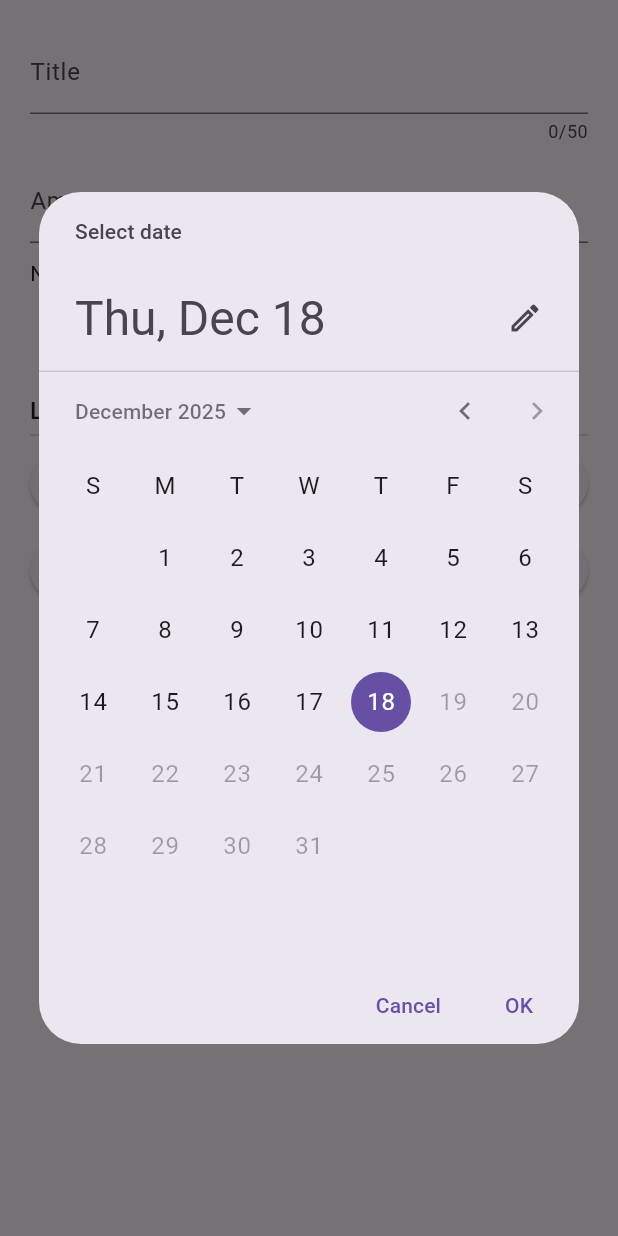
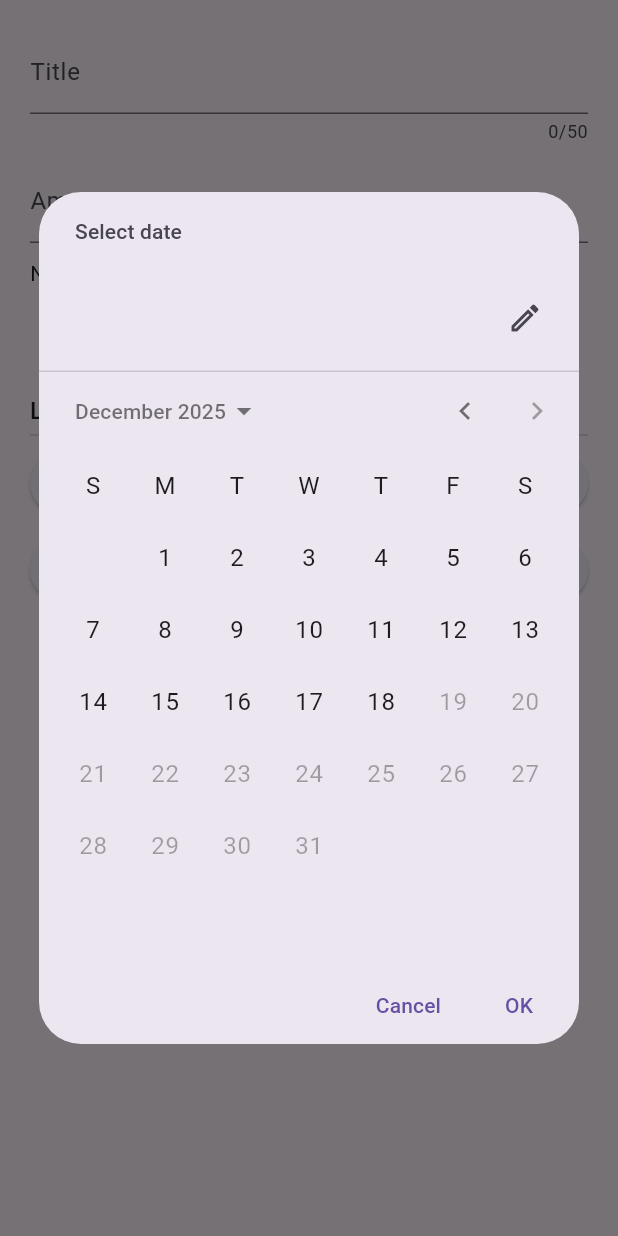
Before and after one commit to shinjikhun73/expense_app, a Flutter app: the ExpenseForm widget shown alone on an empty page, opened directly, after a tap on the "calendar month" icon, on a phone screen of 412 x 824 dp. Run offline on Flutter 3.47's test engine with Material 3 defaults, Android fonts, the phone set to English and light mode, and no system bars.

Commit message:
exercise4

```diff
--- a/lib/ui/expenses/expense_form.dart
+++ b/lib/ui/expenses/expense_form.dart
@@ -1,5 +1,6 @@
 import 'package:flutter/material.dart';
 import '../../models/expense.dart';
+import 'package:intl/intl.dart';
 
 class ExpenseForm extends StatefulWidget {
   const ExpenseForm({super.key});
@@ -12,7 +13,7 @@ class _ExpenseFormState extends State<ExpenseForm> {
   final _titleController = TextEditingController();
   final _amountController = TextEditingController();
   Category _selectedCategory = Category.leisure;
-  DateTime _selectedDate = DateTime.now();
+  DateTime? _selectedDate;
 
   @override
   void dispose() {
@@ -41,9 +42,9 @@ class _ExpenseFormState extends State<ExpenseForm> {
     String title = _titleController.text;
     double? amount = double.tryParse(_amountController.text); // amount
     Category category = _selectedCategory; // done for icons
-    DateTime date = _selectedDate;
+    DateTime? date = _selectedDate;
     if (title.isEmpty || amount == null || amount <= 0) {
-      // Show an error dialog if inputs are invalid
+
       showDialog(
         context: context,
         builder: (ctx) => AlertDialog(
@@ -67,16 +68,16 @@ class _ExpenseFormState extends State<ExpenseForm> {
     Expense newExpense = Expense(
       title: title,
       amount: amount,
-      date: date,
+      date: date!,
       category: category,
     );
 
-    // TODO YOUR CODE HERE pop to the parent done!
+    // pop to the parent done!
     Navigator.pop(context, newExpense);
   }
 
   void onCancel() {
-    // Close the modal
+
     Navigator.pop(context);
   }
 
@@ -99,11 +100,13 @@ class _ExpenseFormState extends State<ExpenseForm> {
               TextField(
                 controller: _amountController,
                 decoration: const InputDecoration(labelText: "Amount"),
-                keyboardType: TextInputType.number,
               ),
               const SizedBox(height: 10),
 
-              Text("No date selected"),
+            _selectedDate == null ? Text(
+                "No Date Selected"
+            ) : Text("Date: ${DateFormat.yMMMd().format(_selectedDate!)}"),
+
               Align(
                 alignment: Alignment.centerLeft,
                 child: TextButton(
--- a/lib/ui/expenses/expense_item.dart
+++ b/lib/ui/expenses/expense_item.dart
@@ -41,7 +41,7 @@ class ExpenseItem extends StatelessWidget {
                     expense.title,
                     style: TextStyle(fontWeight: FontWeight.bold),
                   ),
-                  Text("${expense.amount.toStringAsPrecision(2)} \$"),
+                  Text("${expense.amount.toStringAsFixed(2)} \$"),
                 ],
               ),
               Spacer(),
```
